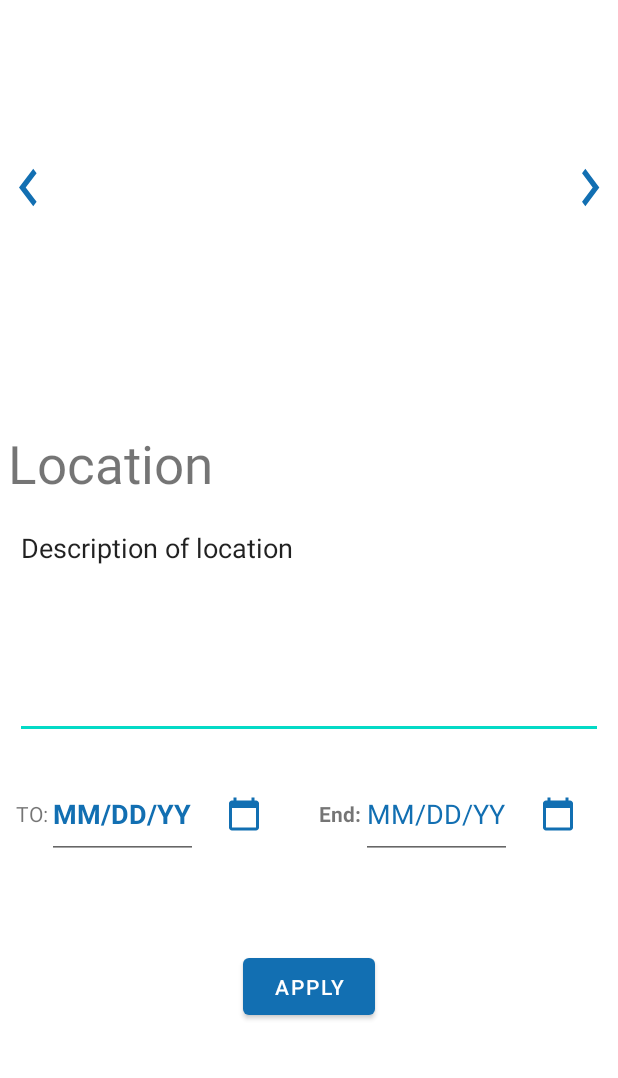
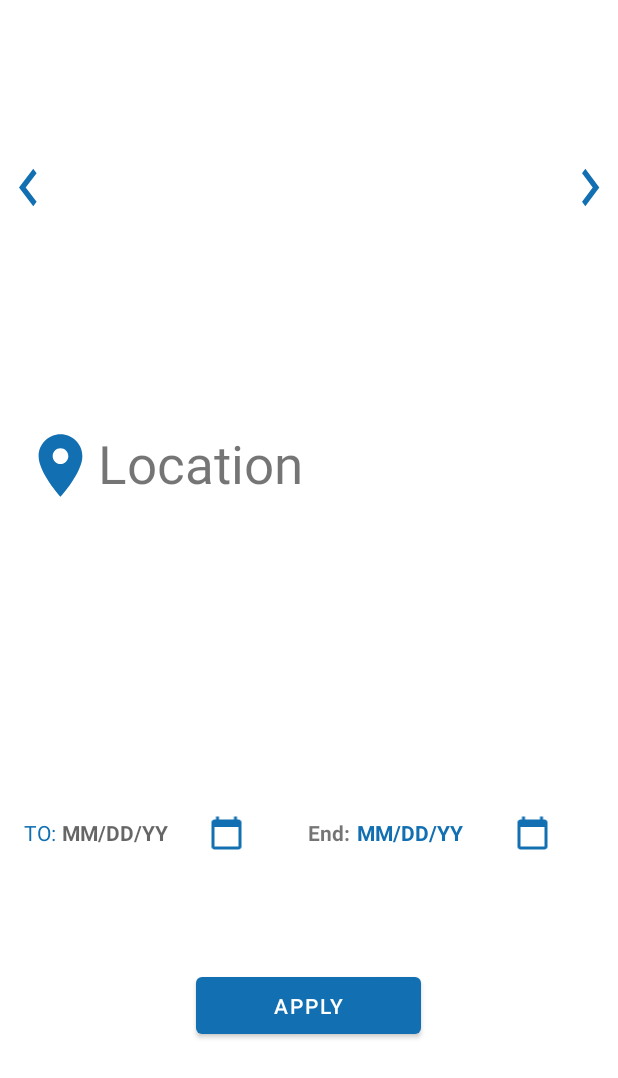
Before and after one commit to stmgs/shovl_android_app_MP, an Android app: the layout activity_details2.xml on its own in the app's theme, with its tools: preview values and no code run, on a phone screen of 412 x 824 dp. Shown: the top 1078 px of the screen. Run offline under Robolectric (Android 15) with nearby library versions, the phone set to English and light mode, and no system bars.

Commit message:
changes in Ad
ActivityDetails

```diff
--- a/app/src/main/java/com/example/shovl_android/ActivityDetails.java
+++ b/app/src/main/java/com/example/shovl_android/ActivityDetails.java
@@ -15,25 +15,20 @@ import android.widget.ImageButton;
 import android.widget.ImageSwitcher;
 import android.widget.ImageView;
 import android.widget.LinearLayout;
+import android.widget.TextView;
 import android.widget.ViewSwitcher;
 
+import java.awt.font.TextAttribute;
 import java.util.Calendar;
 
 
 public class ActivityDetails extends AppCompatActivity {
 
-    ImageSwitcher img_scroller;
+
     Button btn_pre,btn_next;
-    EditText dp_e,dp_s;  // aa dateTXT che   ...   video ma
-    ImageButton toChoose,fromChoose;  // aa "  cal "  che  ...video ma
-
-   int imageList[ ] = {R.drawable.snow_image_1, R.drawable.snow_image_2,R.drawable.snow_image_3,R.drawable.snow_image_4}; // DEMO IMAGES
-   int count = imageList.length;
-   int currentIndex = 0;
+    TextView ad_tv_start, ad_tv_end, ad_tv_from,ad_tv_to;
 
 
- //  calander mate che aa...
-    private int mDate, mMonth, mYear;
 
     @Override
     protected void onCreate(Bundle savedInstanceState) {
@@ -42,12 +37,87 @@ public class ActivityDetails extends AppCompatActivity {
 
         btn_next=findViewById(R.id.btn_next);
         btn_pre=findViewById(R.id.btn_pre);
-        img_scroller=findViewById(R.id.img_scroller);
+
+
+
+    }
+}
+
+
+
+
+
+
+
+
+
+
+
+
+/*
+
+
+
+
+package com.example.shovl_android;
+
+        import androidx.appcompat.app.AppCompatActivity;
+
+        import android.app.DatePickerDialog;
+        import android.content.DialogInterface;
+        import android.os.Bundle;
+        import android.provider.CalendarContract;
+        import android.view.View;
+        import android.view.ViewGroup;
+        import android.widget.Button;
+        import android.widget.DatePicker;
+        import android.widget.EditText;
+        import android.widget.ImageButton;
+        import android.widget.ImageSwitcher;
+        import android.widget.ImageView;
+        import android.widget.LinearLayout;
+        import android.widget.ViewSwitcher;
+
+        import java.util.Calendar;
+
+
+public class ActivityDetails extends AppCompatActivity {
+
+    // ImageSwitcher img_scroller;
+    Button btn_pre,btn_next;
+    // EditText dp_e,dp_s;  // aa dateTXT che   ...   video ma
+    //  ImageButton toChoose,fromChoose;  // aa "  cal "  che  ...video ma
+*/
+/*
+
+   int imageList[ ] = {R.drawable.snow_image_1, R.drawable.snow_image_2,R.drawable.snow_image_3,R.drawable.snow_image_4}; // DEMO IMAGES
+   int count = imageList.length;
+   int currentIndex = 0;
+*//*
+
+
+
+    //  calander mate che aa...
+//    private int mDate, mMonth, mYear;
+
+    @Override
+    protected void onCreate(Bundle savedInstanceState) {
+        super.onCreate(savedInstanceState);
+        setContentView(R.layout.activity_details2);
+
+        btn_next=findViewById(R.id.btn_next);
+        btn_pre=findViewById(R.id.btn_pre);
+
+
+        */
+/* img_scroller=findViewById(R.id.img_scroller);
         dp_e=findViewById(R.id.dp_e);
         dp_s=findViewById(R.id.dp_s);
         toChoose=findViewById(R.id.toChoose);
-        fromChoose=findViewById(R.id.fromChoose);
+        fromChoose=findViewById(R.id.fromChoose);*//*
 
+*/
+/*
         img_scroller.setFactory(new ViewSwitcher.ViewFactory() {
             @Override
             public View makeView() {
@@ -132,9 +202,11 @@ public class ActivityDetails extends AppCompatActivity {
             }
         });
 
+*//*
+
 
 
 
 
     }
-}
+}*/
--- a/app/src/main/res/drawable/location_icon.xml
+++ b/app/src/main/res/drawable/location_icon.xml
@@ -1,6 +1,6 @@
 <vector xmlns:android="http://schemas.android.com/apk/res/android"
-    android:width="24dp"
-    android:height="24dp"
+    android:width="50dp"
+    android:height="50dp"
     android:viewportWidth="24"
     android:viewportHeight="24"
     android:tint="@color/primaryColor">
--- a/app/src/main/res/layout/activity_details2.xml
+++ b/app/src/main/res/layout/activity_details2.xml
@@ -45,32 +45,33 @@
         android:layout_width="wrap_content"
         android:layout_height="wrap_content"
         android:layout_below="@+id/lin_1"
-        android:layout_marginLeft="5dp"
+        android:layout_marginLeft="15dp"
         android:layout_marginTop="35dp"
+        android:drawableStart="@drawable/location_icon"
         android:text="Location"
         android:textSize="35dp" />
 
-    <EditText
+
+    <TextView
         android:id="@+id/et1"
         android:layout_width="match_parent"
         android:layout_height="150dp"
         android:layout_below="@+id/tv_location"
-        android:layout_marginStart="10dp"
-        android:layout_marginTop="10dp"
+        android:layout_marginStart="15dp"
+        android:layout_marginTop="20dp"
         android:layout_marginEnd="10dp"
         android:layout_marginBottom="10dp"
         android:gravity="top"
         android:scrollbars="horizontal|vertical"
-        android:text="Description of location "
         android:verticalScrollbarPosition="defaultPosition" />
 
-
     <LinearLayout
+        android:id="@+id/linlayoutmiddle"
         android:layout_width="match_parent"
         android:layout_height="80dp"
         android:layout_below="@id/et1"
         android:orientation="horizontal"
-        android:id="@+id/linlayoutmiddle"
+        android:padding="5dp"
         android:weightSum="2">
 
         <LinearLayout
@@ -80,25 +81,26 @@
             android:layout_weight="1">
 
             <TextView
-                android:id="@+id/dt_1"
+                android:id="@+id/ad_tv_to"
                 android:layout_width="wrap_content"
                 android:layout_height="match_parent"
                 android:gravity="center"
-                android:text="TO:" />
+                android:text="TO:"
+                android:textColor="@color/primaryColor"/>
 
-            <EditText
-                android:id="@+id/dp_s"
-                android:layout_width="wrap_content"
+            <TextView
+                android:id="@+id/ad_tv_start"
+                android:layout_width="80dp"
                 android:layout_height="match_parent"
                 android:gravity="center"
-                android:text="MM/DD/YY"
+                android:hint="MM/DD/YY"
                 android:textColor="@color/primaryColor"
                 android:textStyle="bold"
                 tools:ignore="TouchTargetSizeCheck" />
 
-            <ImageButton
+            <ImageView
                 android:id="@+id/toChoose"
-                android:layout_width="wrap_content"
+                android:layout_width="10dp"
                 android:layout_height="wrap_content"
                 android:layout_gravity="center"
                 android:layout_weight="1"
@@ -114,23 +116,24 @@
             android:layout_weight="1">
 
             <TextView
-                android:id="@+id/dt_2"
+                android:id="@+id/ad_tv_from"
                 android:layout_width="wrap_content"
                 android:layout_height="match_parent"
                 android:gravity="center"
                 android:text="End:"
                 android:textStyle="bold" />
 
-            <EditText
-                android:id="@+id/dp_e"
-                android:layout_width="wrap_content"
+            <TextView
+                android:id="@+id/ad_tv_end"
+                android:layout_width="80dp"
                 android:layout_height="match_parent"
                 android:gravity="center"
                 android:text="MM/DD/YY"
                 android:textColor="@color/primaryColor"
+                android:textStyle="bold"
                 tools:ignore="TouchTargetSizeCheck" />
 
-            <ImageButton
+            <ImageView
                 android:id="@+id/fromChoose"
                 android:layout_width="wrap_content"
                 android:layout_height="wrap_content"
@@ -144,7 +147,7 @@
     </LinearLayout>
 
     <Button
-        android:layout_width="wrap_content"
+        android:layout_width="150dp"
         android:layout_height="50dp"
         android:layout_below="@+id/linlayoutmiddle"
         android:layout_centerHorizontal="true"
```
